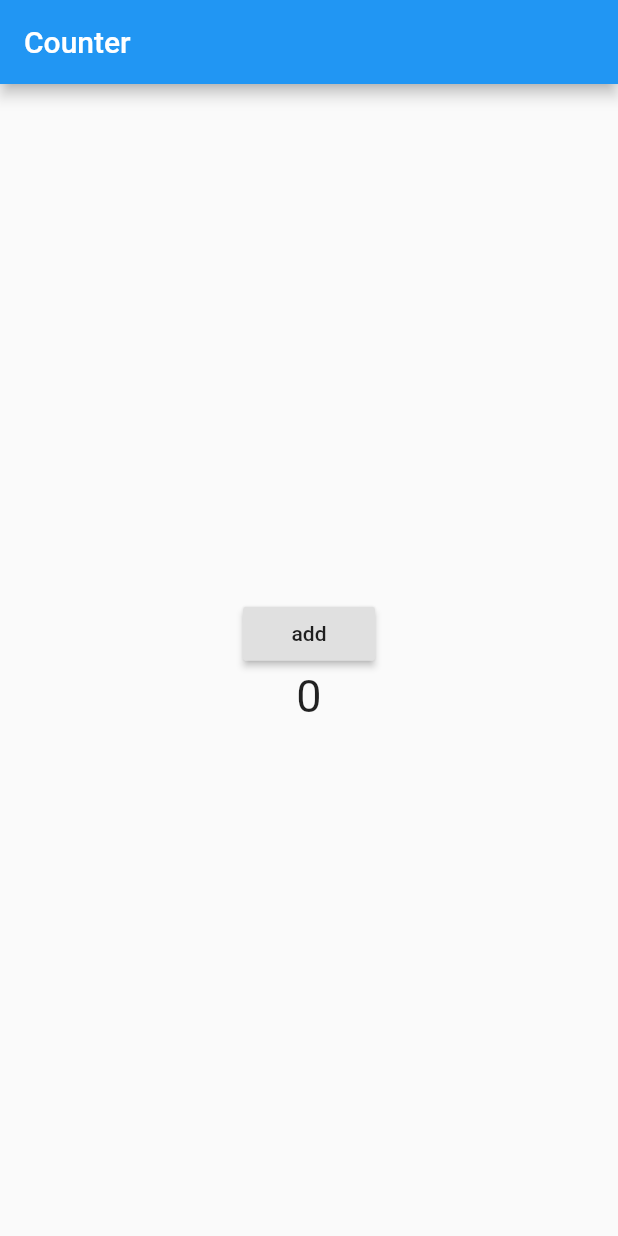
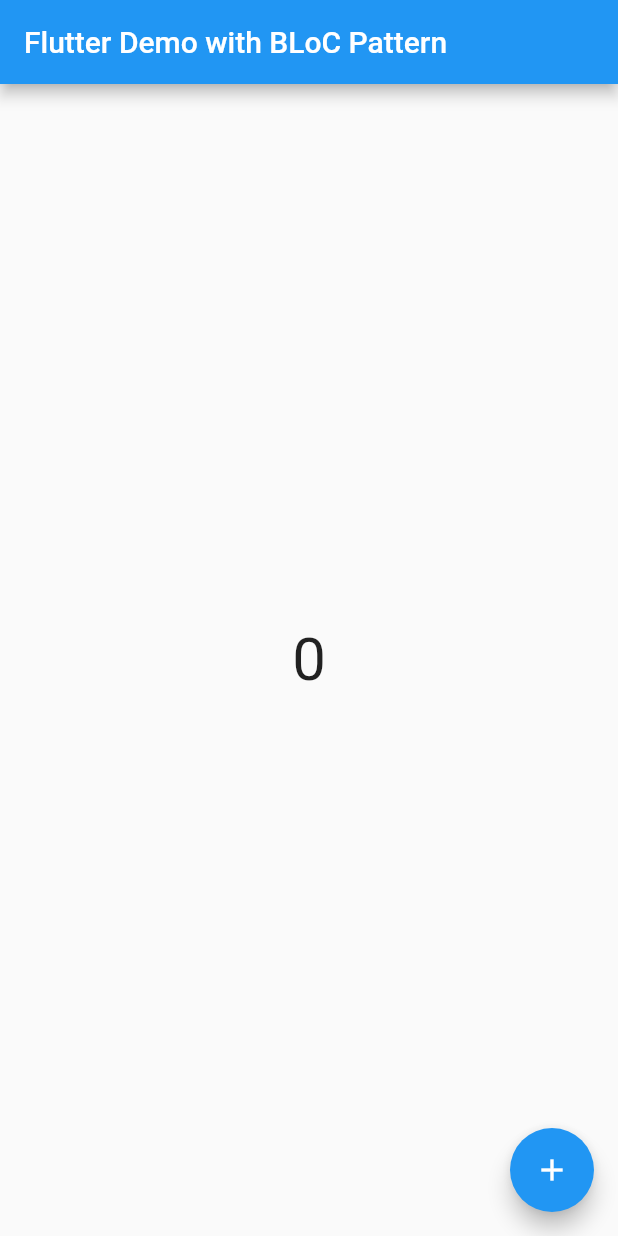
Before and after one commit to Aqudi/flutter_bloc_example, a Flutter app: the screen it shows after launch, on a phone screen of 412 x 824 dp. Run offline on Flutter 3.47's test engine with Material 2 defaults, Android fonts, the phone set to English and light mode, and no system bars; our stand-ins replace rxdart.

Commit message:
Apply BLoC Pattern

```diff
--- /dev/null
+++ b/lib/bloc/counter_bloc.dart
@@ -0,0 +1,14 @@
+import 'package:rxdart/rxdart.dart';
+
+class CounterBloc {
+  int _counter = 0;
+
+  final _counterSubject = BehaviorSubject.seeded(0);
+
+  void addCounter() {
+    _counter++;
+    _counterSubject.add(_counter);
+  }
+
+  Stream<int> get count$ => _counterSubject.stream;
+}
--- a/lib/main.dart
+++ b/lib/main.dart
@@ -1,78 +1,69 @@
 import 'package:flutter/material.dart';
-import 'package:rxdart/rxdart.dart';
+import 'bloc/counter_bloc.dart';
 
 void main() {
   runApp(MyApp());
 }
+
+// 가장 간단한 방법
+// 전역에 두면 전체에서 CounterBloc 을 사용할 수 있다.
+final counterBloc = CounterBloc();
 
 class MyApp extends StatelessWidget {
   // This widget is the root of your application.
   @override
   Widget build(BuildContext context) {
     return MaterialApp(
-        title: 'Flutter Demo',
+      title: 'BLoC Pattern example',
       theme: ThemeData(
-          // This is the theme of your application.
-          //
-          // Try running your application with "flutter run". You'll see the
-          // application has a blue toolbar. Then, without quitting the app, try
-          // changing the primarySwatch below to Colors.green and then invoke
-          // "hot reload" (press "r" in the console where you ran "flutter run",
-          // or simply save your changes to "hot reload" in a Flutter IDE).
-          // Notice that the counter didn't reset back to zero; the application
-          // is not restarted.
         primarySwatch: Colors.blue,
-          // This makes the visual density adapt to the platform that you run
-          // the app on. For desktop platforms, the controls will be smaller and
-          // closer together (more dense) than on mobile platforms.
         visualDensity: VisualDensity.adaptivePlatformDensity,
       ),
-        home: Scaffold(
-            appBar: AppBar(
-              title: Text('Counter'),
-            ),
-            body: Center(child: Counter())));
+      home: MyHomePage(title: 'Flutter Demo with BLoC Pattern'),
+    );
   }
 }
 
-class Counter extends StatefulWidget {
+class MyHomePage extends StatefulWidget {
+  MyHomePage({Key key, this.title}) : super(key: key);
+
+  final String title;
+
   @override
-  _CounterState createState() => _CounterState();
+  _MyHomePageState createState() => _MyHomePageState();
 }
 
-class _CounterState extends State<Counter> {
-  final counterSubject = BehaviorSubject<int>();
-  int counter = 0;
-
+class _MyHomePageState extends State<MyHomePage> {
   @override
   Widget build(BuildContext context) {
-    return Container(
+    return Scaffold(
+      appBar: AppBar(
+        title: Text(widget.title),
+      ),
+      body: Center(
         child: Column(
           mainAxisAlignment: MainAxisAlignment.center,
           children: <Widget>[
-          RaisedButton(
-            child: Text('add'),
-            onPressed: () {
-              counterSubject.add(++counter);
-            },
-          ),
-          StreamBuilder<Object>(
-              stream: counterSubject.stream,
-              initialData: 0,
+            Center(
+                child: StreamBuilder<int>(
+                  stream: counterBloc.count$,
                   builder: (context, snapshot) {
                     if (snapshot.hasData) {
-                  return Text(
-                    '${snapshot.data}',
-                    style: TextStyle(fontSize: 30),
+                      return Text('${snapshot.data}', style: TextStyle(fontSize: 40),
                       );
+                    } else {
+                      return CircularProgressIndicator();
                     }
-                return Text(
-                  '0',
-                  style: TextStyle(fontSize: 30),
-                );
-              }),
+                  },
+                )),
           ],
         ),
+      ),
+      floatingActionButton: FloatingActionButton(
+        onPressed: counterBloc.addCounter,
+        tooltip: 'Increment',
+        child: Icon(Icons.add),
+      ), // This trailing comma makes auto-formatting nicer for build methods.
     );
   }
 }
```
Lines whose indentation alone changed are shown as unchanged.
